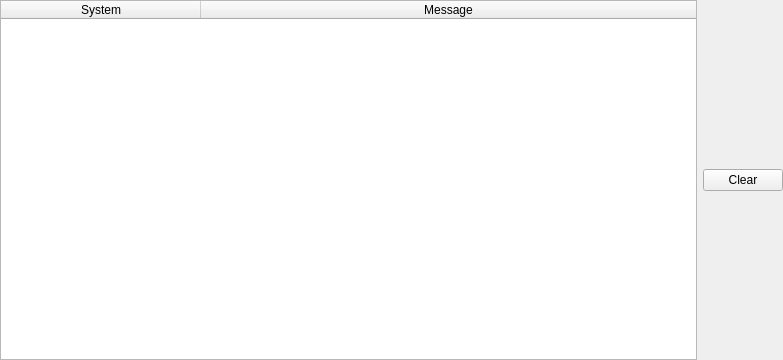
Before: the Qt Designer form qteditor/QtEditor/logwidget.ui in nem0/LumixEngine, drawn with Qt 5.
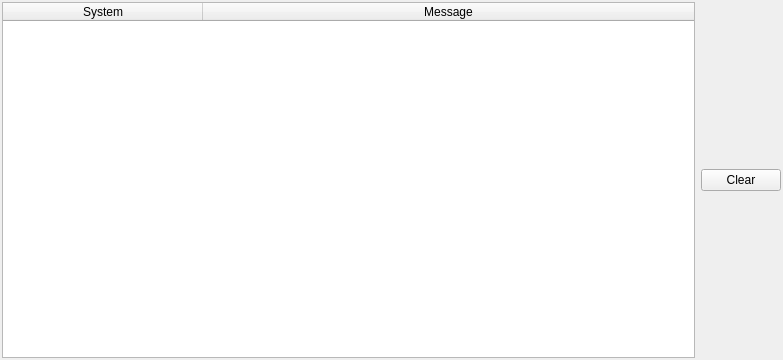
After: the same form once the commit is applied.

Diff of the .ui file:
```diff
--- a/qteditor/QtEditor/logwidget.ui
+++ b/qteditor/QtEditor/logwidget.ui
@@ -16,16 +16,16 @@
   <widget class="QWidget" name="dockWidgetContents">
    <layout class="QHBoxLayout" name="horizontalLayout">
     <property name="leftMargin">
-     <number>0</number>
+     <number>2</number>
     </property>
     <property name="topMargin">
-     <number>0</number>
+     <number>2</number>
     </property>
     <property name="rightMargin">
-     <number>0</number>
+     <number>2</number>
     </property>
     <property name="bottomMargin">
-     <number>0</number>
+     <number>2</number>
     </property>
     <item>
      <widget class="QTableWidget" name="tableWidget">
```
